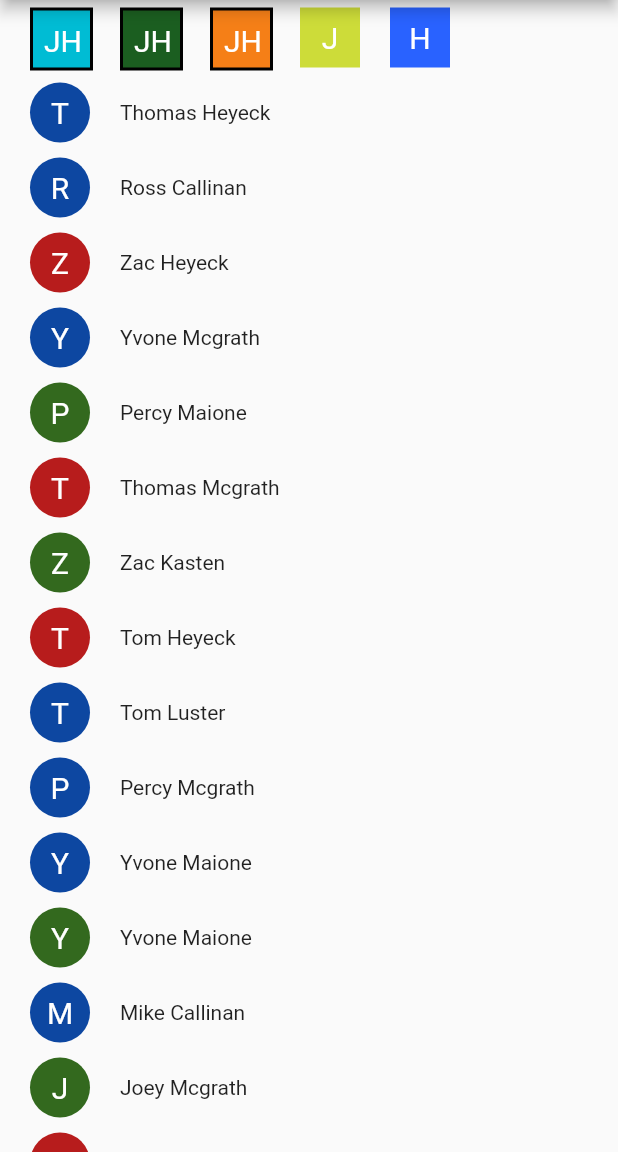
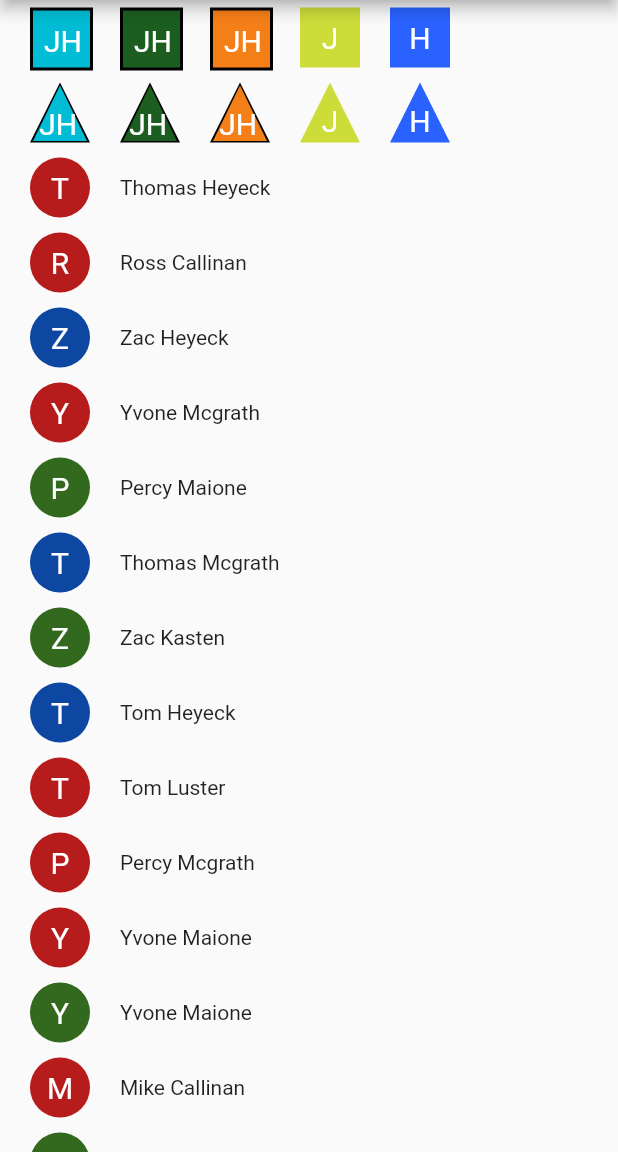
Before and after one commit to jhomlala/roundedletter, a Flutter app: the screen it shows after launch, on a phone screen of 412 x 824 dp, the part 84-1236 px from its top. Run offline on Flutter 3.47's test engine with Material 2 defaults, Android fonts, the phone set to English and light mode, and no system bars.

Commit message:
0.0.4 Code improvment and triangle shape

```diff
--- a/example/lib/main.dart
+++ b/example/lib/main.dart
@@ -53,6 +53,7 @@ class _MyAppState extends State<MyApp> {
   Widget getListWithRoundedLetters() {
     List<Widget> widgets = new List();
     widgets.add(_getRowWithRectangles());
+    widgets.add(_getRowWithTriangles());
     for (var i = 0; i < 50; i++) {
       widgets.add(getRow());
     }
@@ -102,6 +103,49 @@ class _MyAppState extends State<MyApp> {
         ));
   }
 
+  Widget _getRowWithTriangles() {
+    return Container(
+        margin: new EdgeInsets.symmetric(vertical: 5.0),
+        child: Row(
+          children: <Widget>[
+            Padding(padding: EdgeInsets.fromLTRB(10, 10, 10, 0)),
+            RoundedLetter(
+              text: "JH",
+              shapeColor: Color.fromARGB(255, 0, 188, 212),
+              shapeType: ShapeType.triangle,
+              borderColor: Color.fromARGB(255, 0, 0, 0),
+              borderWidth: 2,
+            ),
+            Padding(padding: EdgeInsets.fromLTRB(10, 10, 10, 0)),
+            RoundedLetter(
+              text: "JH",
+              shapeColor: Color.fromARGB(255, 27, 94, 32),
+              shapeType: ShapeType.triangle,
+              borderColor: Color.fromARGB(255, 0, 0, 0),
+              borderWidth: 2,
+            ),
+            Padding(padding: EdgeInsets.fromLTRB(10, 10, 10, 0)),
+            RoundedLetter(
+              text: "JH",
+              shapeColor: Color.fromARGB(255, 245, 127, 23),
+              shapeType: ShapeType.triangle,
+              borderColor: Color.fromARGB(255, 0, 0, 0),
+              borderWidth: 2,
+            ), Padding(padding: EdgeInsets.fromLTRB(10, 10, 10, 0)),
+            RoundedLetter(
+              text: "J",
+              shapeColor: Color.fromARGB(255, 205, 220, 57),
+              shapeType: ShapeType.triangle,
+            ), Padding(padding: EdgeInsets.fromLTRB(10, 10, 10, 0)),
+            RoundedLetter(
+              text: "H",
+              shapeColor: Color.fromARGB(255, 41, 98, 255 ),
+              shapeType: ShapeType.triangle,
+            )
+          ],
+        ));
+  }
+
   Widget getRow() {
     var name = _getRandomName();
     var surname = _getRandomSurname();
--- /dev/null
+++ b/lib/canvas_helper.dart
@@ -0,0 +1,31 @@
+import 'dart:ui';
+
+import 'package:flutter/widgets.dart';
+
+class CanvasHelper{
+  static Path getTrianglePath(double shapeSize, double offset){
+    Path path = Path();
+    path.moveTo(shapeSize/2,offset);
+    path.lineTo(shapeSize-offset,shapeSize-offset/2);
+    path.lineTo(offset,shapeSize-offset/2);
+    path.close();
+    return path;
+  }
+
+  static TextSpan setupTextSpan(Color fontColor, double fontSize, String text){
+    return new TextSpan(
+        style: new TextStyle(
+            color: fontColor, fontSize: fontSize, letterSpacing: 0),
+        text: text);
+  }
+
+  static TextPainter setupTextPainter(TextSpan textSpan){
+    return new TextPainter(text: textSpan, textDirection: TextDirection.ltr);
+  }
+
+  static Paint getPaintWithColor(Color color){
+    return Paint()..color = color;
+  }
+
+
+}
--- /dev/null
+++ b/lib/color_helper.dart
@@ -0,0 +1,12 @@
+import 'dart:ui';
+
+class ColorHelper{
+
+  static const Color defaultShapeColor = Color.fromARGB(255, 48, 63, 159);
+  static const Color defaultFontColor = white;
+  static const Color white = Color.fromARGB(255, 255, 255, 255);
+  static const Color transparent = Color.fromARGB(0,0,0,0);
+  static const Color red = Color.fromARGB(255, 13, 71, 161);
+  static const Color green = Color.fromARGB(255, 51, 105, 30);
+  static const Color blue = Color.fromARGB(255, 183, 28, 28);
+}
--- a/lib/rounded_letter.dart
+++ b/lib/rounded_letter.dart
@@ -1,22 +1,28 @@
 import 'dart:math';
 import 'package:flutter/material.dart';
 import 'package:flutter/widgets.dart';
+import 'package:rounded_letter/color_helper.dart';
+import 'package:rounded_letter/cricle_shape.dart';
+import 'package:rounded_letter/rectangle_shape.dart';
+import 'package:rounded_letter/shape.dart';
+import 'package:rounded_letter/shape_configuration.dart';
 import 'package:rounded_letter/shape_type.dart';
+import 'package:rounded_letter/triangle_shape.dart';
 
 class RoundedLetter extends StatefulWidget {
   RoundedLetter({
     Key key,
     this.shapeType = ShapeType.circle,
-    this.shapeColor = const Color.fromARGB(255, 48, 63, 159),
-    this.fontColor = const Color.fromARGB(255, 255, 255, 255),
+    this.shapeColor = ColorHelper.defaultShapeColor,
+    this.fontColor = ColorHelper.defaultFontColor,
     this.shapeSize = 40,
     @required this.text,
     this.fontSize = 20,
     this.borderWidth = 0,
-    this.borderColor = const Color.fromARGB(0, 0, 0, 0),
+    this.borderColor = ColorHelper.transparent,
   })  : assert(!(text == null), "Invalid letter"),
-        assert(
-            !(text.length <= 1 && text.length >= 2), "String length must be 1 or 2"),
+        assert(!(text.length <= 1 && text.length >= 2),
+            "String length must be 1 or 2"),
         assert(!(shapeSize < 0), "Shape size must be greater than 0"),
         assert(!(fontSize > shapeSize / 2),
             "Font size can't be greater than half of shape size"),
@@ -64,8 +70,7 @@ class RoundedLetter extends StatefulWidget {
       String letter, double circleSize, double fontSize) {
     return new RoundedLetter(
       text: letter,
-      shapeColor: Color.fromARGB(255, 13, 71, 161),
-      fontColor: Color.fromARGB(255, 255, 255, 255),
+      shapeColor: ColorHelper.blue,
       shapeSize: circleSize,
       fontSize: fontSize,
     );
@@ -75,8 +80,7 @@ class RoundedLetter extends StatefulWidget {
       String letter, double circleSize, double fontSize) {
     return new RoundedLetter(
       text: letter,
-      shapeColor: Color.fromARGB(255, 51, 105, 30),
-      fontColor: Color.fromARGB(255, 255, 255, 255),
+      shapeColor: ColorHelper.green,
       shapeSize: circleSize,
       fontSize: fontSize,
     );
@@ -86,8 +90,7 @@ class RoundedLetter extends StatefulWidget {
       String letter, double circleSize, double fontSize) {
     return new RoundedLetter(
       text: letter,
-      shapeColor: Color.fromARGB(255, 183, 28, 28),
-      fontColor: Color.fromARGB(255, 255, 255, 255),
+      shapeColor: ColorHelper.red,
       shapeSize: circleSize,
       fontSize: fontSize,
     );
@@ -95,6 +98,18 @@ class RoundedLetter extends StatefulWidget {
 }
 
 class _RoundedLetterState extends State<RoundedLetter> {
+  ShapeConfiguration _buildShapeConfiguration() {
+    return ShapeConfiguration(
+        shapeType: widget.shapeType,
+        shapeColor: widget.shapeColor,
+        fontSize: widget.fontSize,
+        shapeSize: widget.shapeSize,
+        fontColor: widget.fontColor,
+        text: widget.text,
+        borderWidth: widget.borderWidth,
+        borderColor: widget.borderColor);
+  }
+
   @override
   Widget build(BuildContext context) {
     return new Container(
@@ -102,101 +117,34 @@ class _RoundedLetterState extends State<RoundedLetter> {
         width: widget.shapeSize,
         child: CustomPaint(
             painter: _Painter(
-          shapeType: widget.shapeType,
-          shapeColor: widget.shapeColor,
-          fontColor: widget.fontColor,
-          shapeSize: widget.shapeSize,
-          fontSize: widget.fontSize,
-          text: widget.text,
-          borderWidth: widget.borderWidth,
-          borderColor: widget.borderColor,
+          shapeConfiguration: _buildShapeConfiguration(),
         )));
   }
 }
 
 class _Painter extends CustomPainter {
   _Painter({
-    @required this.shapeType,
-    @required this.shapeColor,
-    @required this.fontColor,
-    @required this.shapeSize,
-    @required this.text,
-    @required this.fontSize,
-    @required this.borderWidth,
-    @required this.borderColor,
+    @required this.shapeConfiguration,
   });
 
-  final ShapeType shapeType;
-  final Color shapeColor;
-  final Color fontColor;
-  final double shapeSize;
-  final String text;
-  final double fontSize;
-  final double borderWidth;
-  final Color borderColor;
+  final ShapeConfiguration shapeConfiguration;
 
   @override
   void paint(Canvas canvas, Size size) {
-    if (shapeType == ShapeType.circle) {
-      _paintCircle(canvas);
-    } else if (shapeType == ShapeType.rectangle) {
-      _paintRectangle(canvas);
+    Shape shape;
+    switch (shapeConfiguration.shapeType) {
+      case ShapeType.circle:
+        shape = CircleShape(shapeConfiguration);
+        break;
+      case ShapeType.triangle:
+        shape = TriangleShape(shapeConfiguration);
+        break;
+      case ShapeType.rectangle:
+        shape = RectangleShape(shapeConfiguration);
+        break;
     }
-
-    TextSpan span = new TextSpan(
-        style: new TextStyle(
-            color: fontColor, fontSize: fontSize, letterSpacing: 0),
-        text: text);
-    TextPainter tp =
-        new TextPainter(text: span, textDirection: TextDirection.ltr);
-
-    tp.layout();
-    tp.paint(canvas,
-        new Offset(_getTextOffsetX(tp.width), _getTextOffsetY(tp.height)));
+    shape.draw(canvas, size);
   }
-
-  _paintCircle(Canvas canvas) {
-    double radius = _getShapeHalfSize();
-    double radiusWithBorder = _getShapeHalfSizeWithBorder();
-    if (borderWidth > 0) {
-      canvas.drawCircle(Offset(radiusWithBorder, radiusWithBorder),
-          radiusWithBorder, Paint()..color = borderColor);
-    }
-    canvas.drawCircle(Offset(radiusWithBorder, radiusWithBorder), radius,
-        Paint()..color = shapeColor);
-  }
-
-  _paintRectangle(Canvas canvas) {
-    double shapeWidthWithBorder = _getShapeEdgeWithBorder();
-    if (borderWidth > 0) {
-      canvas.drawRect(
-          Rect.fromLTRB(0, 0, shapeWidthWithBorder, shapeWidthWithBorder),
-          Paint()..color = borderColor);
-    }
-    canvas.drawRect(
-        Rect.fromLTRB(borderWidth, borderWidth, shapeSize, shapeSize), Paint()..color = shapeColor);
-  }
-
-  double _getShapeEdgeWithBorder() {
-    return shapeSize + borderWidth;
-  }
-
-  double _getTextOffsetX(double width) {
-    return _getShapeHalfSize() + borderWidth - width / 2;
-  }
-
-  double _getTextOffsetY(double height) {
-    return _getShapeHalfSize() + borderWidth - height / 2;
-  }
-
-  double _getShapeHalfSize() {
-    return shapeSize / 2;
-  }
-
-  double _getShapeHalfSizeWithBorder() {
-    return _getShapeHalfSize() + borderWidth;
-  }
-
 
   @override
   bool shouldRepaint(CustomPainter oldDelegate) {
--- /dev/null
+++ b/lib/shape.dart
@@ -0,0 +1,33 @@
+import 'dart:ui';
+
+import 'package:flutter/widgets.dart';
+import 'package:meta/meta.dart';
+import 'package:rounded_letter/canvas_helper.dart';
+import 'package:rounded_letter/shape_configuration.dart';
+
+abstract class Shape {
+  Shape({@required this.shapeConfiguration});
+
+  final ShapeConfiguration shapeConfiguration;
+
+  void draw(Canvas canvas, Size size);
+
+  drawText(Canvas canvas){
+    TextSpan textSpan = CanvasHelper.setupTextSpan(shapeConfiguration.fontColor,
+        shapeConfiguration.fontSize, shapeConfiguration.text);
+    TextPainter textPainter = CanvasHelper.setupTextPainter(textSpan);
+    textPainter.layout();
+    textPainter.paint(
+        canvas,
+        new Offset(getTextOffsetX(textPainter.width),
+            getTextOffsetY(textPainter.height)));
+  }
+
+  double getTextOffsetX(double width) {
+    return shapeConfiguration.shapeSize / 2 + shapeConfiguration.borderWidth - width / 2;
+  }
+
+  double getTextOffsetY(double height) {
+    return shapeConfiguration.shapeSize / 2 + shapeConfiguration.borderWidth - height / 2;
+  }
+}
--- /dev/null
+++ b/lib/shape_configuration.dart
@@ -0,0 +1,26 @@
+import 'dart:ui';
+
+import 'package:meta/meta.dart';
+import 'package:rounded_letter/shape_type.dart';
+
+class ShapeConfiguration {
+  ShapeConfiguration({
+    @required this.shapeType,
+    @required this.shapeColor,
+    @required this.fontColor,
+    @required this.shapeSize,
+    @required this.text,
+    @required this.fontSize,
+    @required this.borderWidth,
+    @required this.borderColor,
+  });
+
+  final ShapeType shapeType;
+  final Color shapeColor;
+  final Color fontColor;
+  final double shapeSize;
+  final String text;
+  final double fontSize;
+  final double borderWidth;
+  final Color borderColor;
+}
--- a/lib/shape_type.dart
+++ b/lib/shape_type.dart
@@ -1,3 +1,3 @@
 enum ShapeType{
-  circle,rectangle
+  circle,rectangle,triangle
 }
--- /dev/null
+++ b/lib/triangle_shape.dart
@@ -0,0 +1,39 @@
+import 'dart:ui';
+
+import 'package:rounded_letter/canvas_helper.dart';
+import 'package:rounded_letter/shape.dart';
+import 'package:rounded_letter/shape_configuration.dart';
+
+class TriangleShape extends Shape {
+  TriangleShape(ShapeConfiguration shapeConfiguration)
+      : super(shapeConfiguration: shapeConfiguration);
+
+  @override
+  void draw(Canvas canvas, Size size) {
+    if (shapeConfiguration.borderWidth > 0) {
+      canvas.drawPath(
+          CanvasHelper.getTrianglePath(shapeConfiguration.shapeSize, 0),
+          CanvasHelper.getPaintWithColor(shapeConfiguration.borderColor));
+    }
+    canvas.drawPath(
+        CanvasHelper.getTrianglePath(
+            shapeConfiguration.shapeSize, shapeConfiguration.borderWidth),
+        CanvasHelper.getPaintWithColor(shapeConfiguration.shapeColor));
+    drawText(canvas);
+  }
+
+  @override
+  double getTextOffsetY(double height) {
+    // TODO: implement getTextOffsetY
+    return super.getTextOffsetY(height) + height/4;
+  }
+  @override
+  double getTextOffsetX(double width) {
+    if (shapeConfiguration.text.length == 2) {
+      return super.getTextOffsetX(width) - width / 8;
+    } else {
+      return super.getTextOffsetX(width);
+    }
+  }
+
+}
```
Also changed, not shown: lib/cricle_shape.dart (added, +26 -0 lines), lib/rectangle_shape.dart (added, +29 -0 lines).
